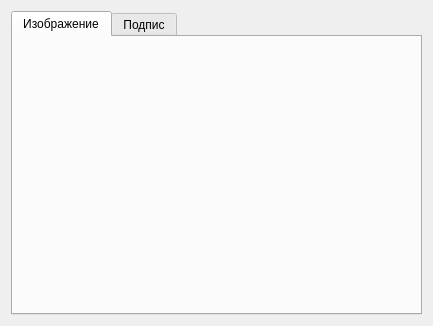
First picture: the form in src/View/Widgets/SignatureViewDialog.ui, repository thefinalcutbg/DinoDent, before the edit.
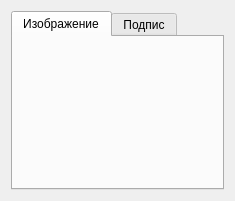
Second picture: the form after the edit.

Commit message: signature icon fixed. icon button cosmetic outline added.

Diff of the .ui file:
```diff
--- a/src/View/Widgets/SignatureViewDialog.ui
+++ b/src/View/Widgets/SignatureViewDialog.ui
@@ -6,8 +6,8 @@
    <rect>
     <x>0</x>
     <y>0</y>
-    <width>433</width>
-    <height>326</height>
+    <width>235</width>
+    <height>201</height>
    </rect>
   </property>
   <property name="windowTitle">
@@ -24,20 +24,14 @@
        <string>Изображение</string>
       </attribute>
       <layout class="QVBoxLayout" name="verticalLayout_2">
-       <property name="leftMargin">
-        <number>0</number>
-       </property>
-       <property name="topMargin">
-        <number>0</number>
-       </property>
-       <property name="rightMargin">
-        <number>0</number>
-       </property>
-       <property name="bottomMargin">
-        <number>0</number>
-       </property>
        <item>
         <widget class="QLabel" name="signatureLabel">
+         <property name="sizePolicy">
+          <sizepolicy hsizetype="Expanding" vsizetype="Expanding">
+           <horstretch>0</horstretch>
+           <verstretch>0</verstretch>
+          </sizepolicy>
+         </property>
          <property name="text">
           <string/>
          </property>
```
The commit also changes 6 other files.
